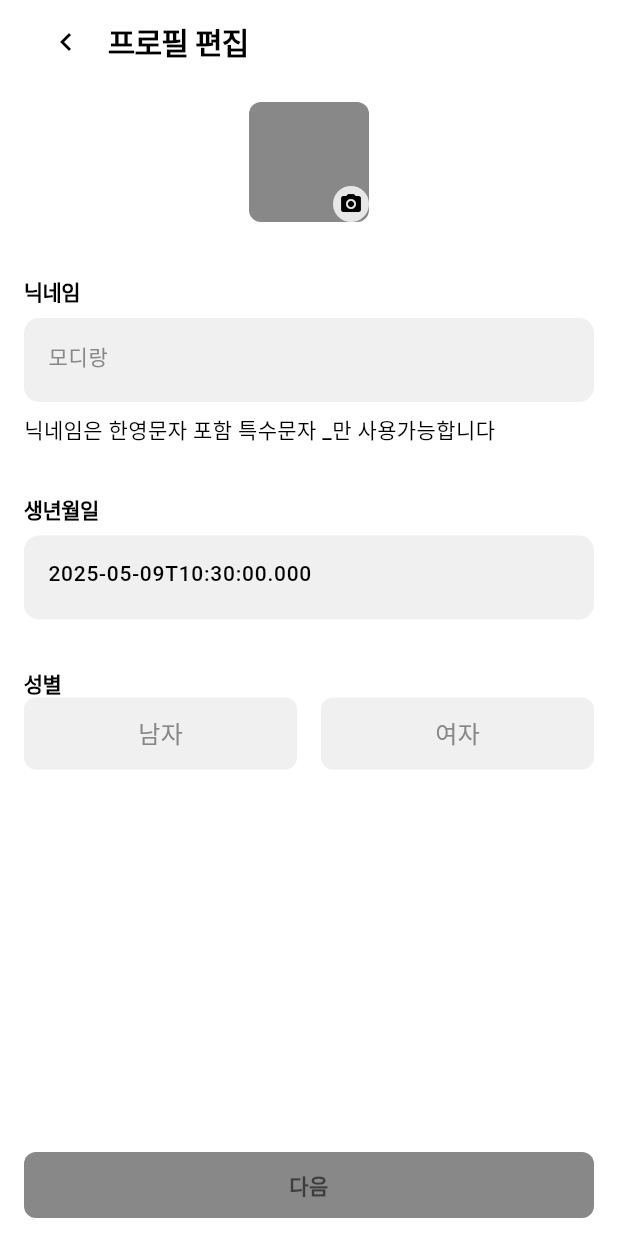
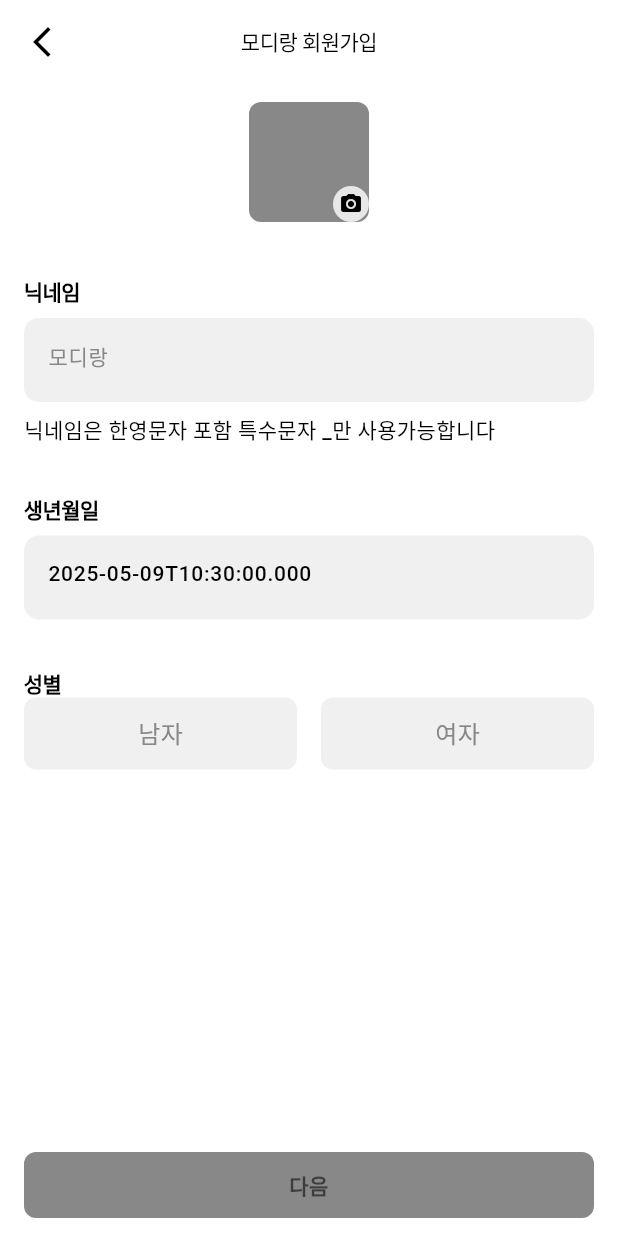
Before and after one commit to hdachan/Modir_map_platform_front, a Flutter app: the ProfileEditScreen screen opened directly, on a phone screen of 412 x 824 dp. Run offline on Flutter 3.47's test engine with Material 3 defaults, Android fonts, the phone set to English and light mode, and no system bars; our stand-ins replace firebase_core, flutter_svg, go_router, google_sign_in, image_picker, shared_preferences and 1 more; accounts and stored records are empty; generated files the repository leaves out were written again; Roboto replaces fonts that are missing (Pretendard); project files that could hold a hidden picture were left out.

Commit message:
20250509 마이페이지 간단한 오류 수정

```diff
--- a/lib/mvvm/Mypage/views/Mypage.dart
+++ b/lib/mvvm/Mypage/views/Mypage.dart
@@ -6,6 +6,7 @@ import 'package:url_launcher/url_launcher.dart';
 
 import '../viewmodels/ProfileViewModel.dart';
 import '../widget/mypage_widget.dart';
+import 'ProfileEditScreen.dart';
 
 
 class MyPageScreen extends StatefulWidget {
@@ -159,7 +160,10 @@ class _stateMyPageScreen extends State<MyPageScreen>
                                               Spacer(),
                                               TextButton(
                                                 onPressed: () {
-                                                  context.go('/mypage/Profile');
+                                                  Navigator.push(
+                                                    context,
+                                                    MaterialPageRoute(builder: (context) => ProfileEditScreen()),
+                                                  );
                                                 },
 
                                                 style: TextButton.styleFrom(
--- a/lib/mvvm/Mypage/views/ProfileEditScreen.dart
+++ b/lib/mvvm/Mypage/views/ProfileEditScreen.dart
@@ -1,6 +1,7 @@
 import 'package:flutter/material.dart';
 import 'package:provider/provider.dart';
 
+import '../../Auth/widget/login_screen_widget.dart';
 import '../viewmodels/ProfileViewModel.dart';
 import '../widget/mypage_appbar.dart';
 
@@ -20,6 +21,12 @@ class ProfileEditScreen extends StatelessWidget {
                   viewModel.selectedGenderIndex != -1;
 
           return Scaffold(
+            appBar:                    emailAppBar(
+              context,
+              "모디랑 회원가입",
+              const Color(0xFF000000),
+                  () => print('완료 버튼 눌림'),
+            ),
             body: viewModel.isLoading
                 ? const Center(child: CircularProgressIndicator())
                 : Center(
@@ -30,7 +37,6 @@ class ProfileEditScreen extends StatelessWidget {
                   child: Column(
                     crossAxisAlignment: CrossAxisAlignment.start,
                     children: [
-                      CustomAppBar(title: '프로필 편집', context: context),
                       Container(
                         height: 104,
                         child: Center(
--- a/lib/mvvm/Mypage/views/SettingScreen.dart
+++ b/lib/mvvm/Mypage/views/SettingScreen.dart
@@ -1,5 +1,6 @@
 import 'package:flutter/material.dart';
 import 'package:go_router/go_router.dart';
+import 'package:supabase_flutter/supabase_flutter.dart';
 
 import '../../../utils/SessionManager.dart';
 import '../widget/mypage_appbar.dart';
@@ -18,6 +19,7 @@ class _SettingScreenState extends State<SettingScreen> with SingleTickerProvider
 
   Future<void> _logout() async {
     await SessionManager().clearSession();
+    await Supabase.instance.client.auth.signOut();
     context.go('/login');
   }
 
```
Also changed, not shown: 1 other file.
